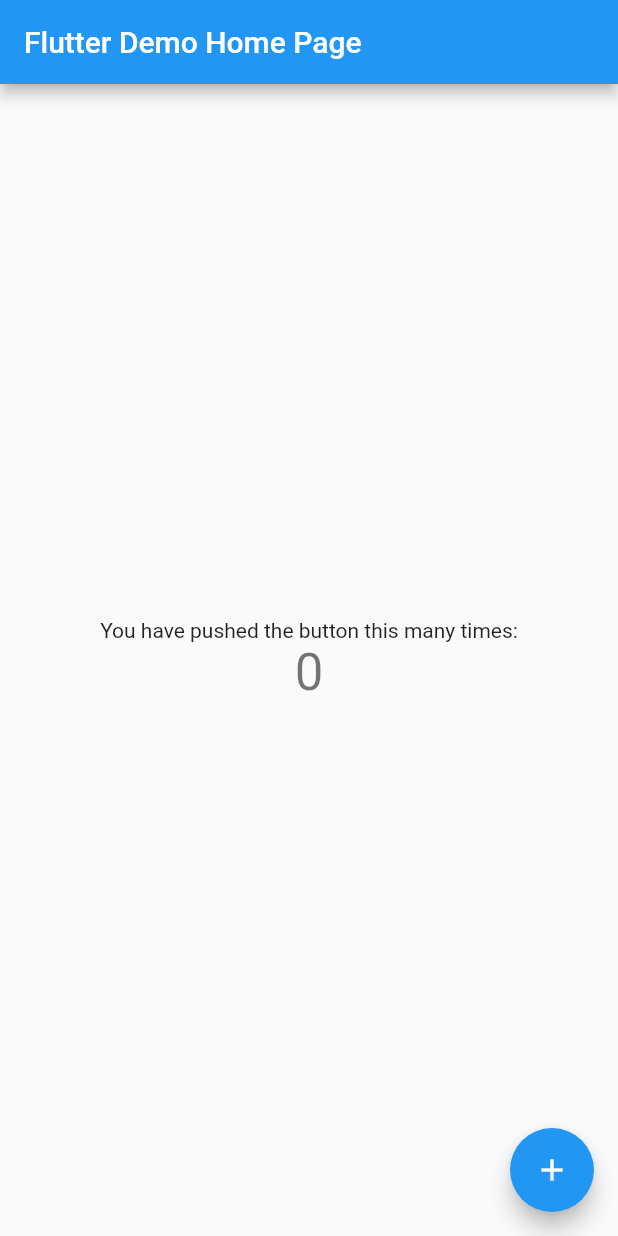
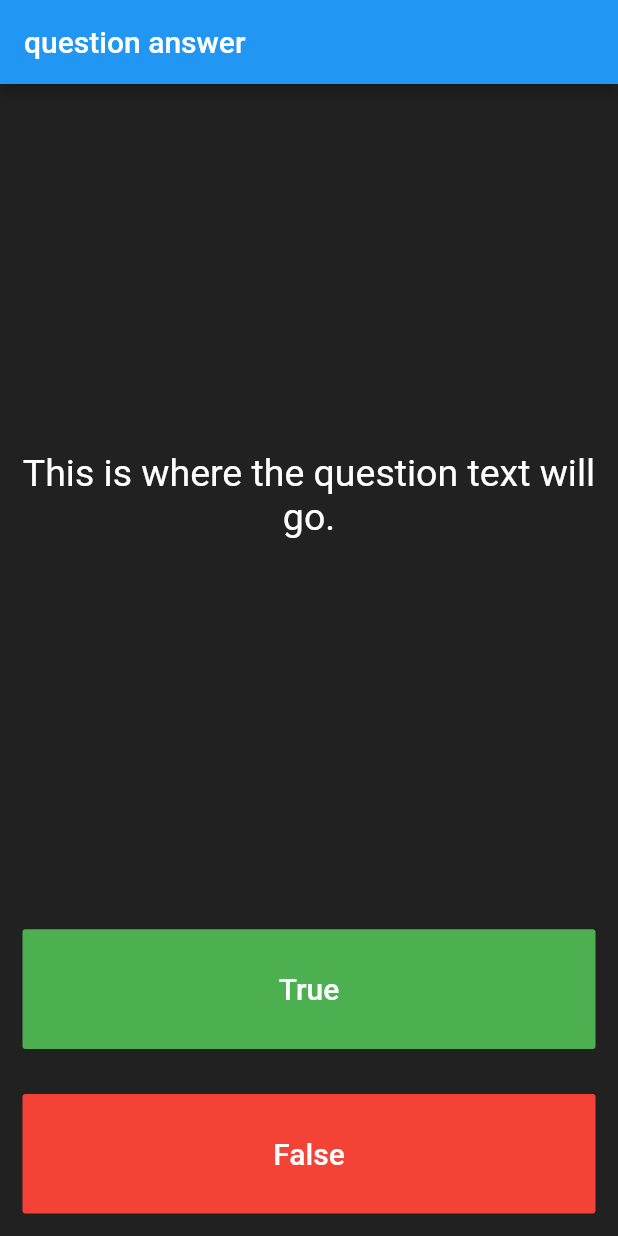
Before and after one commit to someshkoli/flutter_demo, a Flutter app: the screen it shows after launch, on a phone screen of 412 x 824 dp. Run offline on Flutter 3.47's test engine with Material 2 defaults, Android fonts, the phone set to English and light mode, and no system bars; our stand-ins replace audioplayers.

Commit message:
initial layout for question answer

```diff
--- a/question_answer/lib/main.dart
+++ b/question_answer/lib/main.dart
@@ -3,109 +3,84 @@
 void main() => runApp(MyApp());
 
 class MyApp extends StatelessWidget {
-  // This widget is the root of your application.
   @override
   Widget build(BuildContext context) {
     return MaterialApp(
-      title: 'Flutter Demo',
-      theme: ThemeData(
-        // This is the theme of your application.
-        //
-        // Try running your application with "flutter run". You'll see the
-        // application has a blue toolbar. Then, without quitting the app, try
-        // changing the primarySwatch below to Colors.green and then invoke
-        // "hot reload" (press "r" in the console where you ran "flutter run",
-        // or simply save your changes to "hot reload" in a Flutter IDE).
-        // Notice that the counter didn't reset back to zero; the application
-        // is not restarted.
-        primarySwatch: Colors.blue,
-      ),
-      home: MyHomePage(title: 'Flutter Demo Home Page'),
+        home: Scaffold(
+      appBar: AppBar(title: Text("question answer")),
+      backgroundColor: Colors.grey.shade900,
+      body: QuizPage(),
+    ));
+  }
+}
+
+class QuizPage extends StatefulWidget {
+  @override
+  QuizPageState createState() => QuizPageState();
+}
+
+class QuizPageState extends State<QuizPage> {
+  @override
+  Widget build(BuildContext context) {
+    return Column(
+      mainAxisAlignment: MainAxisAlignment.spaceBetween,
+      crossAxisAlignment: CrossAxisAlignment.stretch,
+      children: <Widget>[
+        Expanded(
+          flex: 5,
+          child: Padding(
+            padding: EdgeInsets.all(10.0),
+            child: Center(
+              child: Text(
+                'This is where the question text will go.',
+                textAlign: TextAlign.center,
+                style: TextStyle(
+                  fontSize: 25.0,
+                  color: Colors.white,
+                ),
+              ),
+            ),
+          ),
+        ),
+        Expanded(
+          child: Padding(
+            padding: EdgeInsets.all(15.0),
+            child: FlatButton(
+              textColor: Colors.white,
+              color: Colors.green,
+              child: Text(
+                'True',
+                style: TextStyle(
+                  color: Colors.white,
+                  fontSize: 20.0,
+                ),
+              ),
+              onPressed: () {
+                //The user picked true.
+              },
+            ),
+          ),
+        ),
+        Expanded(
+          child: Padding(
+            padding: EdgeInsets.all(15.0),
+            child: FlatButton(
+              color: Colors.red,
+              child: Text(
+                'False',
+                style: TextStyle(
+                  fontSize: 20.0,
+                  color: Colors.white,
+                ),
+              ),
+              onPressed: () {
+                //The user picked false.
+              },
+            ),
+          ),
+        ),
+        //TODO: Add a Row here as your score keeper
+      ],
     );
   }
 }
-
-class MyHomePage extends StatefulWidget {
-  MyHomePage({Key key, this.title}) : super(key: key);
-
-  // This widget is the home page of your application. It is stateful, meaning
-  // that it has a State object (defined below) that contains fields that affect
-  // how it looks.
-
-  // This class is the configuration for the state. It holds the values (in this
-  // case the title) provided by the parent (in this case the App widget) and
-  // used by the build method of the State. Fields in a Widget subclass are
-  // always marked "final".
-
-  final String title;
-
-  @override
-  _MyHomePageState createState() => _MyHomePageState();
-}
-
-class _MyHomePageState extends State<MyHomePage> {
-  int _counter = 0;
-
-  void _incrementCounter() {
-    setState(() {
-      // This call to setState tells the Flutter framework that something has
-      // changed in this State, which causes it to rerun the build method below
-      // so that the display can reflect the updated values. If we changed
-      // _counter without calling setState(), then the build method would not be
-      // called again, and so nothing would appear to happen.
-      _counter++;
-    });
-  }
-
-  @override
-  Widget build(BuildContext context) {
-    // This method is rerun every time setState is called, for instance as done
-    // by the _incrementCounter method above.
-    //
-    // The Flutter framework has been optimized to make rerunning build methods
-    // fast, so that you can just rebuild anything that needs updating rather
-    // than having to individually change instances of widgets.
-    return Scaffold(
-      appBar: AppBar(
-        // Here we take the value from the MyHomePage object that was created by
-        // the App.build method, and use it to set our appbar title.
-        title: Text(widget.title),
-      ),
-      body: Center(
-        // Center is a layout widget. It takes a single child and positions it
-        // in the middle of the parent.
-        child: Column(
-          // Column is also a layout widget. It takes a list of children and
-          // arranges them vertically. By default, it sizes itself to fit its
-          // children horizontally, and tries to be as tall as its parent.
-          //
-          // Invoke "debug painting" (press "p" in the console, choose the
-          // "Toggle Debug Paint" action from the Flutter Inspector in Android
-          // Studio, or the "Toggle Debug Paint" command in Visual Studio Code)
-          // to see the wireframe for each widget.
-          //
-          // Column has various properties to control how it sizes itself and
-          // how it positions its children. Here we use mainAxisAlignment to
-          // center the children vertically; the main axis here is the vertical
-          // axis because Columns are vertical (the cross axis would be
-          // horizontal).
-          mainAxisAlignment: MainAxisAlignment.center,
-          children: <Widget>[
-            Text(
-              'You have pushed the button this many times:',
-            ),
-            Text(
-              '$_counter',
-              style: Theme.of(context).textTheme.display1,
-            ),
-          ],
-        ),
-      ),
-      floatingActionButton: FloatingActionButton(
-        onPressed: _incrementCounter,
-        tooltip: 'Increment',
-        child: Icon(Icons.add),
-      ), // This trailing comma makes auto-formatting nicer for build methods.
-    );
-  }
-}
```
